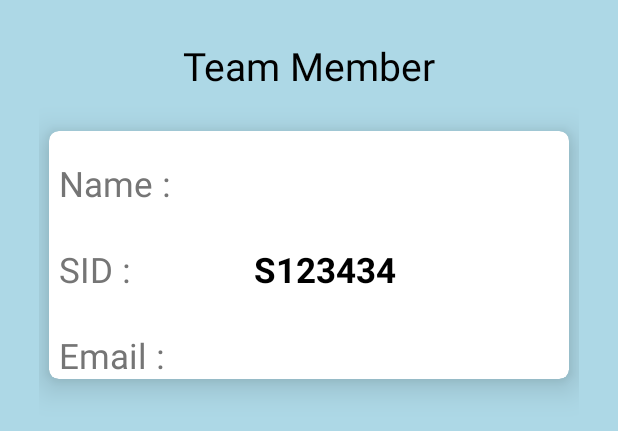
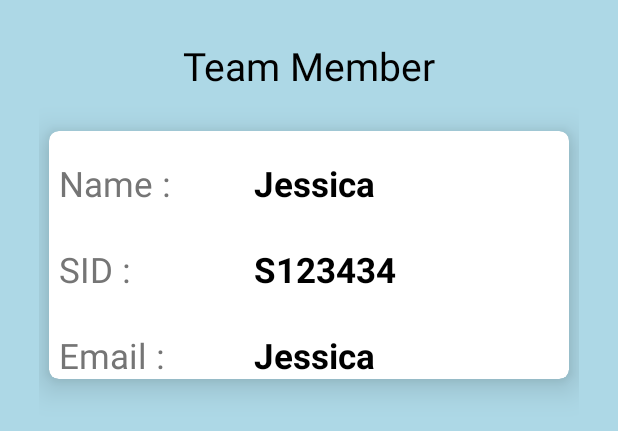
Before and after one commit to MSajida/AndroidProject, an Android app: the layout activity_profile.xml on its own in the app's theme, with its tools: preview values and no code run, on a phone screen of 412 x 824 dp. Shown: the top 431 px of the screen. Run offline under Robolectric (Android 15) with nearby library versions, the phone set to English and light mode, and no system bars.

Commit message:
Updated the profile layout of teammember

```diff
--- a/App code/Studibook/app/src/main/res/layout/activity_profile.xml
+++ b/App code/Studibook/app/src/main/res/layout/activity_profile.xml
@@ -48,7 +48,7 @@
                 <TextView
                     android:layout_width="wrap_content"
                     android:layout_marginLeft="@dimen/_20sdp"
-                    android:text=" "
+                    android:text="Jessica "
                     android:id="@+id/profileName"
                     android:textColor="@color/black"
                     android:textStyle="bold"
@@ -96,7 +96,7 @@
                     android:layout_marginLeft="@dimen/_20sdp"
                     android:textStyle="bold"
 
-                    android:text=" "
+                    android:text="Jessica "
                     android:id="@+id/profileemail"
                     android:textColor="@color/black"
                     android:textSize="@dimen/_18sdp"
```
